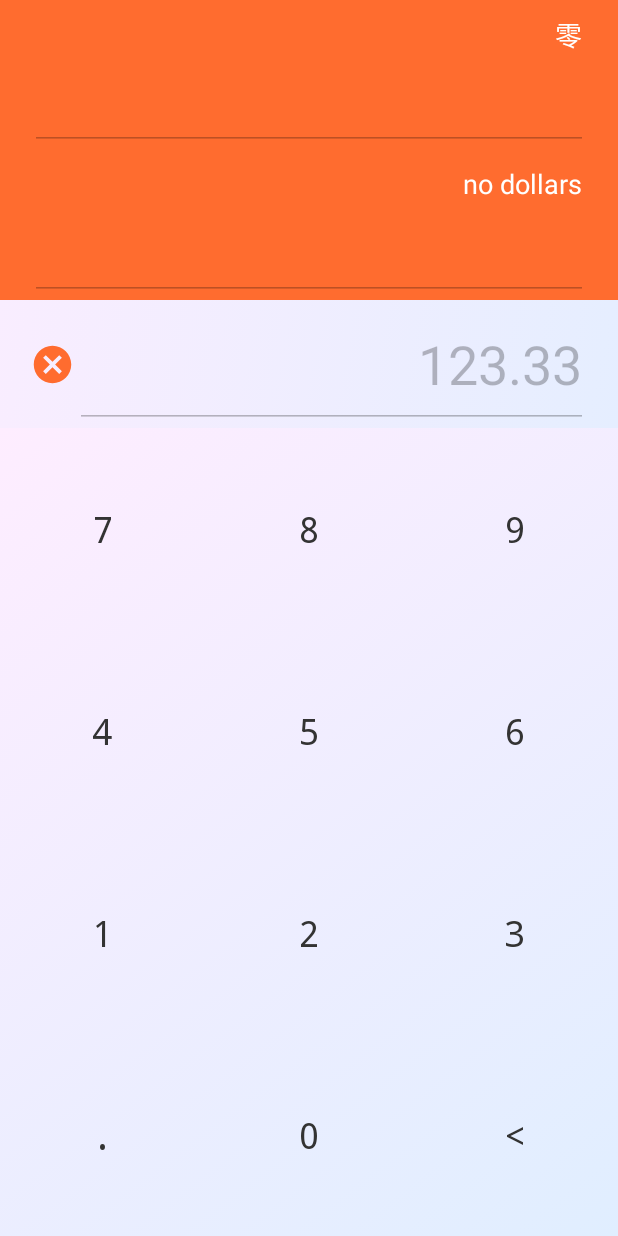
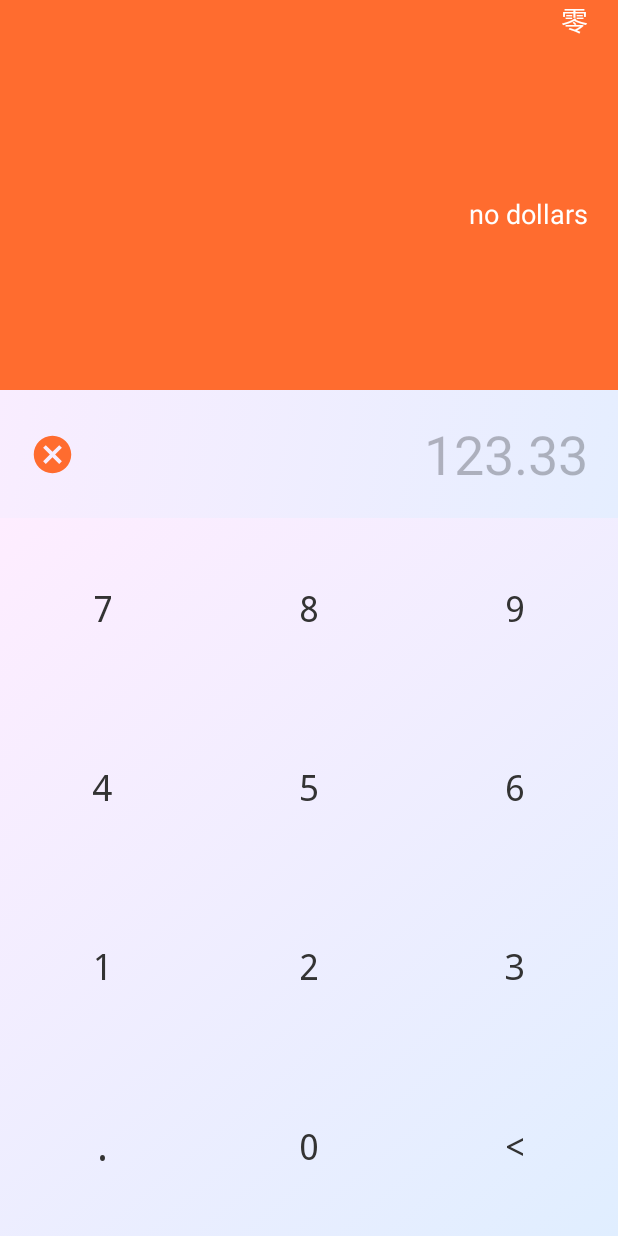
Before and after one commit to dragonahooo/MyCheckbookForAndroid, an Android app: the layout activity_main.xml on its own in the app's theme, with its tools: preview values and no code run, on a phone screen of 412 x 824 dp. Run offline under Robolectric (Android 15) with nearby library versions, the phone set to English and light mode, and no system bars.

Commit message:
去掉titlebar， 去掉edittext的背景

```diff
--- a/app/src/main/java/com/ho/mycheckbook/MainActivity.java
+++ b/app/src/main/java/com/ho/mycheckbook/MainActivity.java
@@ -1,12 +1,14 @@
 package com.ho.mycheckbook;
 
+import android.app.Activity;
 import android.support.v7.app.AppCompatActivity;
 import android.os.Bundle;
 import android.view.View;
+import android.view.Window;
 import android.widget.Button;
 import android.widget.TextView;
 
-public class MainActivity extends AppCompatActivity {
+public class MainActivity extends Activity {
 
     private Button btn0;
     private Button btn1;
@@ -29,6 +31,7 @@ public class MainActivity extends AppCompatActivity {
     @Override
     protected void onCreate(Bundle savedInstanceState) {
         super.onCreate(savedInstanceState);
+        requestWindowFeature(Window.FEATURE_NO_TITLE);
         setContentView(R.layout.activity_main);
 
         btn0 = (Button)findViewById(R.id.btn0);
--- a/app/src/main/res/layout/activity_main.xml
+++ b/app/src/main/res/layout/activity_main.xml
@@ -10,7 +10,7 @@
     <EditText
         android:id="@+id/showCN"
         android:layout_width="0dp"
-        android:layout_height="100dp"
+        android:layout_height="130dp"
         android:layout_marginBottom="0dp"
         android:layout_marginLeft="20dp"
         android:layout_marginRight="20dp"
@@ -21,6 +21,7 @@
         android:text="@string/_ZERO"
         android:textAlignment="textEnd"
         android:textColor="@color/colorwords"
+        android:background="@null"
         app:layout_constraintLeft_toLeftOf="parent"
         app:layout_constraintRight_toRightOf="parent"
         app:layout_constraintTop_toTopOf="parent" />
@@ -29,7 +30,7 @@
     <EditText
         android:id="@+id/showEN"
         android:layout_width="0dp"
-        android:layout_height="100dp"
+        android:layout_height="130dp"
         android:layout_marginLeft="20dp"
         android:layout_marginRight="20dp"
         android:layout_marginTop="0dp"
@@ -38,6 +39,7 @@
         android:inputType="textMultiLine"
         android:text="@string/_NO_DOLLARS"
         android:textAlignment="textEnd"
+        android:background="@null"
         android:textColor="@color/colorwords"
         app:layout_constraintHorizontal_bias="0.0"
         app:layout_constraintLeft_toLeftOf="parent"
@@ -52,10 +54,10 @@
         android:layout_marginRight="0dp"
         android:layout_marginTop="0dp"
         android:background="@drawable/inputgradient"
-        app:layout_constraintTop_toBottomOf="@+id/showEN"
+        app:layout_constraintHorizontal_bias="0.0"
         app:layout_constraintLeft_toLeftOf="parent"
         app:layout_constraintRight_toRightOf="parent"
-        app:layout_constraintHorizontal_bias="0.0">
+        app:layout_constraintTop_toBottomOf="@+id/showEN">
 
         <Button
             android:id="@+id/btnCancelInput"
@@ -80,38 +82,40 @@
             android:layout_marginLeft="0dp"
             android:layout_marginRight="20dp"
             android:layout_marginTop="0dp"
+            android:enabled="false"
+            android:singleLine="true"
+            android:background="@null"
             android:text="123.33"
             android:textAlignment="textEnd"
+            android:textAppearance="@style/TextAppearance.AppCompat"
             android:textSize="36sp"
-            android:enabled="false"
+            app:layout_constraintBottom_toBottomOf="parent"
+            app:layout_constraintHorizontal_bias="0.0"
             app:layout_constraintLeft_toRightOf="@+id/btnCancelInput"
-            app:layout_constraintBottom_toBottomOf="parent"
             app:layout_constraintRight_toRightOf="parent"
             app:layout_constraintTop_toTopOf="parent"
             app:layout_constraintVertical_bias="0.0"
-            app:layout_constraintHorizontal_bias="0.0"
             tools:ignore="RtlHardcoded" />
 
     </android.support.constraint.ConstraintLayout>
-
 
 
     <GridLayout
         android:id="@+id/tableLayout"
         android:layout_width="0dp"
         android:layout_height="0dp"
+        android:layout_marginBottom="0dp"
+        android:layout_marginLeft="0dp"
+        android:layout_marginRight="0dp"
+        android:layout_marginTop="0dp"
         android:layout_weight="0"
+        android:background="@drawable/gradient"
+        android:columnCount="3"
         android:rowCount="4"
-        android:columnCount="3"
-        android:background="@drawable/gradient"
-        android:layout_marginTop="0dp"
-        app:layout_constraintTop_toBottomOf="@+id/inputview"
-        android:layout_marginRight="0dp"
+        app:layout_constraintBottom_toBottomOf="parent"
+        app:layout_constraintLeft_toLeftOf="parent"
         app:layout_constraintRight_toRightOf="parent"
-        android:layout_marginLeft="0dp"
-        app:layout_constraintLeft_toLeftOf="parent"
-        app:layout_constraintBottom_toBottomOf="parent"
-        android:layout_marginBottom="0dp">
+        app:layout_constraintTop_toBottomOf="@+id/inputview">
 
         <Button
             android:id="@+id/btn7"
```
Also changed, not shown: app/src/main/AndroidManifest.xml (indentation only).
